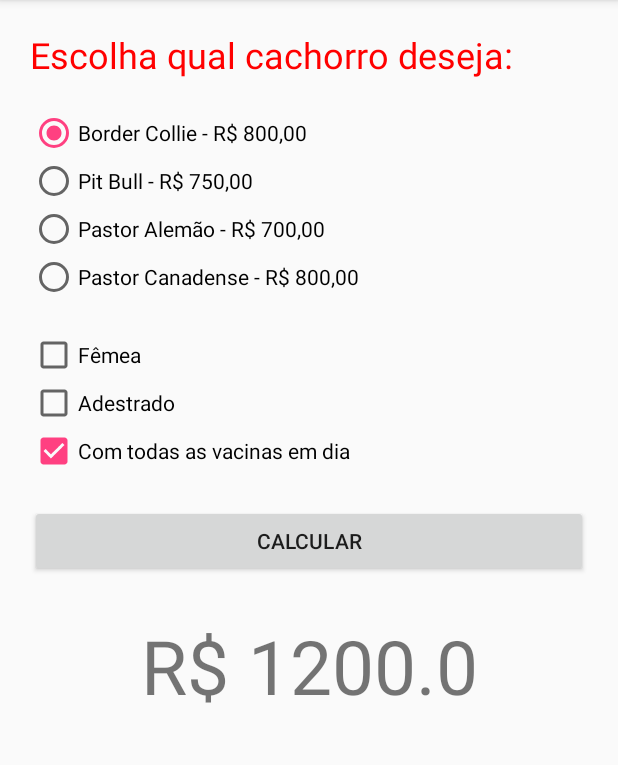
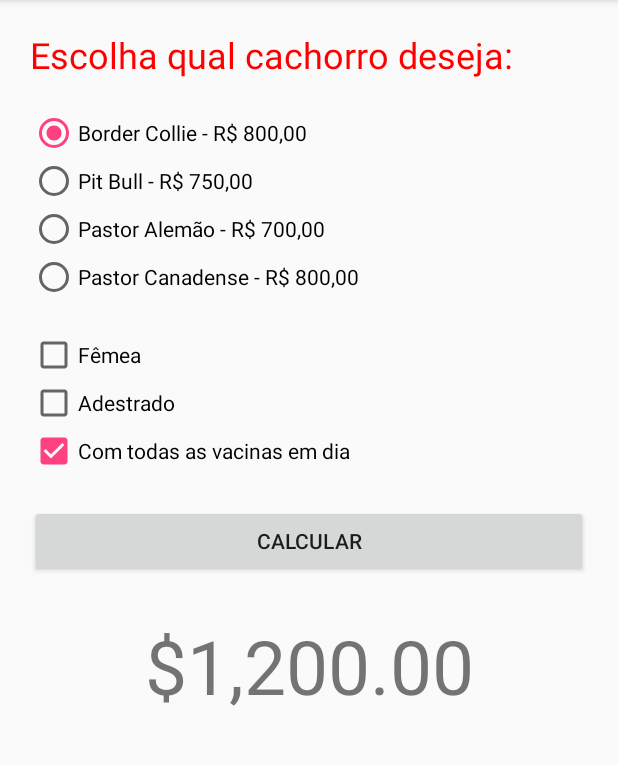
Before and after one commit to ruanmateusf/mobile-development-android, an Android app: the screen it shows after launch (MainActivity), after a tap on "CALCULAR", on a phone screen of 412 x 824 dp, the part 84-849 px from its top. Run offline under Robolectric (Android 15) with nearby library versions, the phone set to English and light mode, and no system bars.

Commit message:
Fix na TextView de resultado

```diff
--- a/petshop/app/src/main/java/petshop/com/br/petshop/MainActivity.java
+++ b/petshop/app/src/main/java/petshop/com/br/petshop/MainActivity.java
@@ -7,6 +7,8 @@ import android.widget.CheckBox;
 import android.widget.RadioButton;
 import android.widget.RadioGroup;
 import android.widget.TextView;
+
+import java.text.NumberFormat;
 
 public class MainActivity extends AppCompatActivity {
 
@@ -24,6 +26,8 @@ public class MainActivity extends AppCompatActivity {
     TextView txtResultado;
 
     double resultado = 0;
+
+    NumberFormat nf = NumberFormat.getCurrencyInstance();
 
     @Override
     protected void onCreate(Bundle savedInstanceState) {
@@ -67,6 +71,7 @@ public class MainActivity extends AppCompatActivity {
             resultado += 400.00;
         }
 
-        txtResultado.setText("R$ " + resultado);
+        txtResultado.setText(nf.format(resultado));
+        resultado = 0;
     }
 }
--- a/petshop/app/src/main/res/layout/activity_main.xml
+++ b/petshop/app/src/main/res/layout/activity_main.xml
@@ -80,6 +80,7 @@
         android:text="@string/resultado"
         android:textSize="50sp"
         android:gravity="center"
+
         />
 
 </LinearLayout>
```
